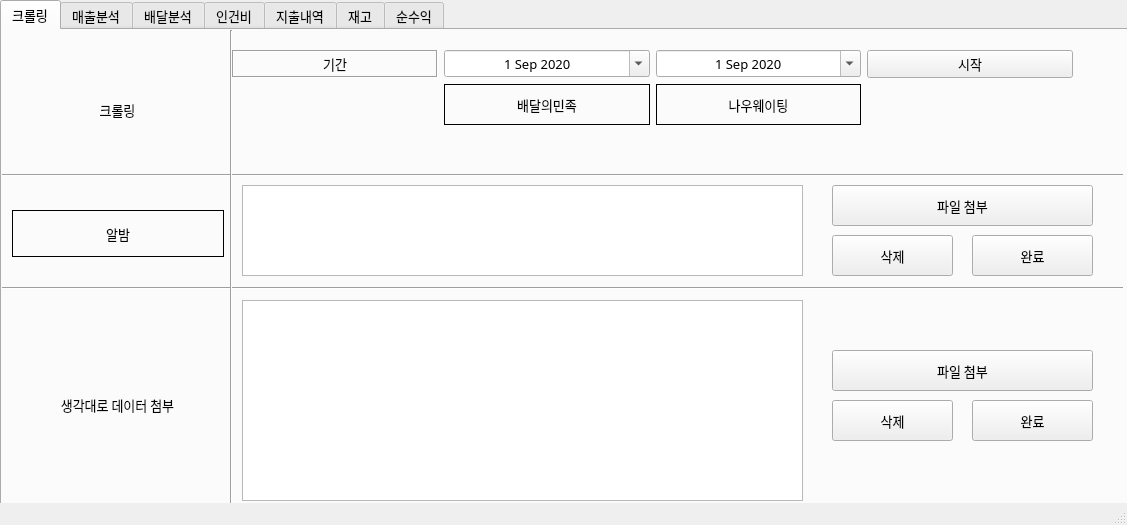
Qt form framework.ui (kjh03160/money) before a commit.
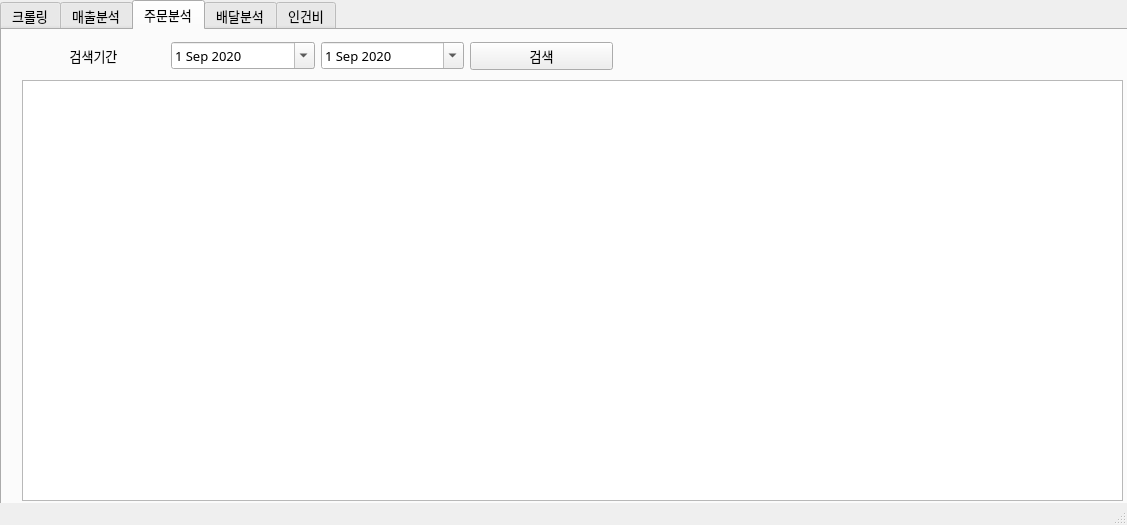
The same form after that commit. The open tabs and pages were chosen to show the change.

Diff of the .ui file:
```diff
--- a/framework.ui
+++ b/framework.ui
@@ -32,7 +32,10 @@
      </font>
     </property>
     <property name="currentIndex">
-     <number>4</number>
+     <number>0</number>
+    </property>
+    <property name="tabBarAutoHide">
+     <bool>true</bool>
     </property>
     <widget class="QWidget" name="tab_1">
      <attribute name="title">
@@ -388,7 +391,7 @@
        </font>
       </property>
       <property name="text">
-       <string>생각대로 데이터 첨부</string>
+       <string>배달료 데이터 첨부</string>
       </property>
       <property name="textFormat">
        <enum>Qt::RichText</enum>
@@ -457,11 +460,15 @@
         <pointsize>10</pointsize>
         <weight>50</weight>
         <bold>false</bold>
+        <kerning>true</kerning>
        </font>
       </property>
       <property name="frameShape">
        <enum>QFrame::Box</enum>
       </property>
+      <property name="lineWidth">
+       <number>-1</number>
+      </property>
       <property name="text">
        <string>알밤</string>
       </property>
@@ -713,6 +720,134 @@
       </property>
      </widget>
     </widget>
+    <widget class="QWidget" name="tab">
+     <attribute name="title">
+      <string>주문분석</string>
+     </attribute>
+     <widget class="QWidget" name="gridLayoutWidget_17">
+      <property name="geometry">
+       <rect>
+        <x>20</x>
+        <y>10</y>
+        <width>591</width>
+        <height>33</height>
+       </rect>
+      </property>
+      <layout class="QGridLayout" name="gridLayout_18">
+       <item row="0" column="1">
+        <widget class="QDateEdit" name="order_start">
+         <property name="focusPolicy">
+          <enum>Qt::NoFocus</enum>
+         </property>
+         <property name="contextMenuPolicy">
+          <enum>Qt::CustomContextMenu</enum>
+         </property>
+         <property name="wrapping">
+          <bool>false</bool>
+         </property>
+         <property name="readOnly">
+          <bool>false</bool>
+         </property>
+         <property name="buttonSymbols">
+          <enum>QAbstractSpinBox::UpDownArrows</enum>
+         </property>
+         <property name="keyboardTracking">
+          <bool>true</bool>
+         </property>
+         <property name="dateTime">
+          <datetime>
+           <hour>0</hour>
+           <minute>0</minute>
+           <second>0</second>
+           <year>2020</year>
+           <month>9</month>
+           <day>1</day>
+          </datetime>
+         </property>
+         <property name="calendarPopup">
+          <bool>true</bool>
+         </property>
+         <property name="date">
+          <date>
+           <year>2020</year>
+           <month>9</month>
+           <day>1</day>
+          </date>
+         </property>
+        </widget>
+       </item>
+       <item row="0" column="0">
+        <widget class="QLabel" name="label_38">
+         <property name="text">
+          <string>검색기간</string>
+         </property>
+         <property name="alignment">
+          <set>Qt::AlignCenter</set>
+         </property>
+        </widget>
+       </item>
+       <item row="0" column="3">
+        <widget class="QPushButton" name="order_statistic">
+         <property name="text">
+          <string>검색</string>
+         </property>
+        </widget>
+       </item>
+       <item row="0" column="2">
+        <widget class="QDateEdit" name="order_end">
+         <property name="focusPolicy">
+          <enum>Qt::NoFocus</enum>
+         </property>
+         <property name="contextMenuPolicy">
+          <enum>Qt::CustomContextMenu</enum>
+         </property>
+         <property name="wrapping">
+          <bool>false</bool>
+         </property>
+         <property name="readOnly">
+          <bool>false</bool>
+         </property>
+         <property name="buttonSymbols">
+          <enum>QAbstractSpinBox::UpDownArrows</enum>
+         </property>
+         <property name="keyboardTracking">
+          <bool>true</bool>
+         </property>
+         <property name="dateTime">
+          <datetime>
+           <hour>0</hour>
+           <minute>0</minute>
+           <second>0</second>
+           <year>2020</year>
+           <month>9</month>
+           <day>1</day>
+          </datetime>
+         </property>
+         <property name="calendarPopup">
+          <bool>true</bool>
+         </property>
+         <property name="date">
+          <date>
+           <year>2020</year>
+           <month>9</month>
+           <day>1</day>
+          </date>
+         </property>
+        </widget>
+       </item>
+      </layout>
+     </widget>
+     <widget class="QTableView" name="tableView6">
+      <property name="geometry">
+       <rect>
+        <x>20</x>
+        <y>50</y>
+        <width>1101</width>
+        <height>421</height>
+       </rect>
+      </property>
+     </widget>
+    </widget>
     <widget class="QWidget" name="tab_3">
      <attribute name="title">
       <string>배달분석</string>
@@ -969,104 +1104,6 @@
       </layout>
      </widget>
     </widget>
-    <widget class="QWidget" name="tab_5">
-     <attribute name="title">
-      <string>지출내역</string>
-     </attribute>
-     <widget class="QTableWidget" name="tableWidget">
-      <property name="geometry">
-       <rect>
-        <x>20</x>
-        <y>90</y>
-        <width>471</width>
-        <height>381</height>
-       </rect>
-      </property>
-      <property name="rowCount">
-       <number>7</number>
-      </property>
-      <property name="columnCount">
-       <number>3</number>
-      </property>
-      <row/>
-      <row/>
-      <row/>
-      <row/>
-      <row/>
-      <row/>
-      <row/>
-      <column>
-       <property name="text">
-        <string>내용</string>
-       </property>
-      </column>
-      <column>
-       <property name="text">
-        <string>금액</string>
-       </property>
-      </column>
-      <column>
-       <property name="text">
-        <string>분류</string>
-       </property>
-      </column>
-      <item row="0" column="0">
-       <property name="text">
-        <string/>
-       </property>
-      </item>
-      <item row="1" column="0">
-       <property name="flags">
-        <set>ItemIsSelectable|ItemIsEditable|ItemIsDragEnabled|ItemIsUserCheckable|ItemIsEnabled</set>
-       </property>
-      </item>
-      <item row="2" column="0">
-       <property name="flags">
-        <set>ItemIsSelectable|ItemIsEditable|ItemIsDragEnabled|ItemIsUserCheckable|ItemIsEnabled</set>
-       </property>
-      </item>
-      <item row="3" column="0">
-       <property name="flags">
-        <set>ItemIsSelectable|ItemIsEditable|ItemIsDragEnabled|ItemIsUserCheckable|ItemIsEnabled</set>
-       </property>
-      </item>
-      <item row="4" column="0">
-       <property name="flags">
-        <set>ItemIsSelectable|ItemIsEditable|ItemIsDragEnabled|ItemIsUserCheckable|ItemIsEnabled</set>
-       </property>
-      </item>
-      <item row="5" column="0">
-       <property name="flags">
-        <set>ItemIsSelectable|ItemIsEditable|ItemIsDragEnabled|ItemIsUserCheckable|ItemIsEnabled</set>
-       </property>
-      </item>
-      <item row="6" column="0">
-       <property name="flags">
-        <set>ItemIsSelectable|ItemIsEditable|ItemIsDragEnabled|ItemIsUserCheckable|ItemIsEnabled</set>
-       </property>
-      </item>
-     </widget>
-     <widget class="QTableWidget" name="tableWidget_2">
-      <property name="geometry">
-       <rect>
-        <x>620</x>
-        <y>90</y>
-        <width>471</width>
-        <height>381</height>
-       </rect>
-      </property>
-     </widget>
-    </widget>
-    <widget class="QWidget" name="tab_6">
-     <attribute name="title">
-      <string>재고</string>
-     </attribute>
-    </widget>
-    <widget class="QWidget" name="tab_7">
-     <attribute name="title">
-      <string>순수익</string>
-     </attribute>
-    </widget>
    </widget>
   </widget>
   <widget class="QStatusBar" name="statusbar"/>
```
